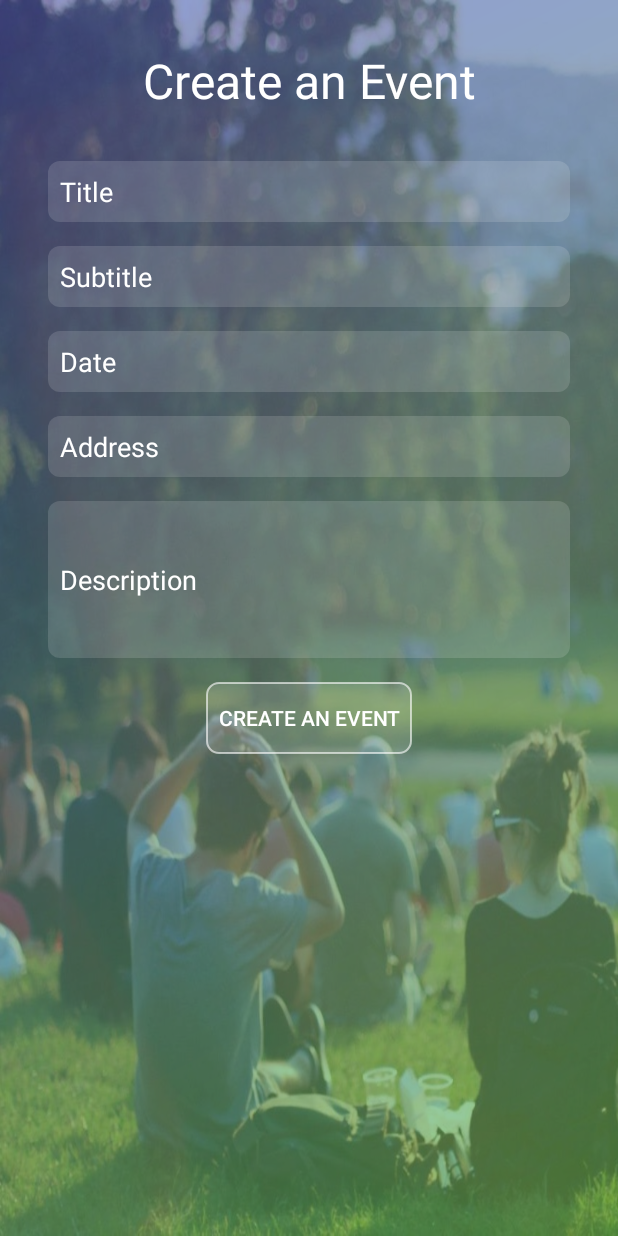
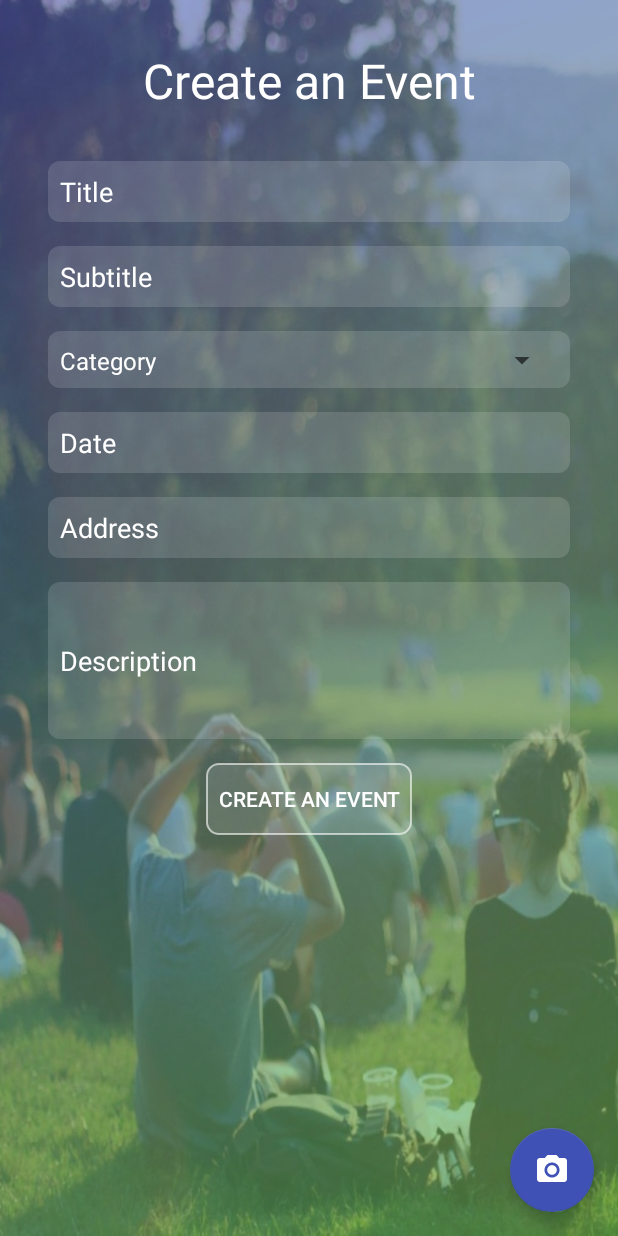
Before and after one commit to JohnAlanCalma/MeetUs.Mobile, an Android app: the CreateEventActivity screen opened directly, with no data from a screen before it, on a phone screen of 412 x 824 dp. Run offline under Robolectric (Android 15) with nearby library versions, the phone set to English and light mode, and no system bars.

Commit message:
iteration 7: category, event images layout

```diff
--- a/app/src/main/java/com/example/yun/meetup/activities/CreateEventActivity.java
+++ b/app/src/main/java/com/example/yun/meetup/activities/CreateEventActivity.java
@@ -9,8 +9,10 @@ import android.os.Bundle;
 import android.support.constraint.ConstraintLayout;
 import android.support.v7.app.AppCompatActivity;
 import android.view.View;
+import android.widget.ArrayAdapter;
 import android.widget.DatePicker;
 import android.widget.EditText;
+import android.widget.Spinner;
 import android.widget.TextView;
 import android.widget.TimePicker;
 import android.widget.Toast;
@@ -23,7 +25,10 @@ import com.example.yun.meetup.models.UserInfo;
 import com.example.yun.meetup.requests.CreateEventRequest;
 
 import java.text.SimpleDateFormat;
+import java.util.ArrayList;
+import java.util.Arrays;
 import java.util.Calendar;
+import java.util.List;
 import java.util.Locale;
 
 public class CreateEventActivity extends AppCompatActivity {
@@ -40,6 +45,7 @@ public class CreateEventActivity extends AppCompatActivity {
     private TextView textViewErrorCreateEventDate;
     private TextView textViewErrorCreateEventAddress;
     private TextView textViewErrorCreateEvent;
+    private Spinner spinnerCategory;
 
 
     Calendar calendar = Calendar.getInstance();
@@ -71,6 +77,16 @@ public class CreateEventActivity extends AppCompatActivity {
         editTextCreateEventDescription = (EditText) findViewById(R.id.editTextCreateEventDescription);
 
         textViewErrorCreateEvent = (TextView) findViewById(R.id.textViewErrorCreateEvent);
+
+        spinnerCategory = findViewById(R.id.spinner_category_create_event);
+
+//        String[] categoryArray = getResources().getStringArray(R.array.category_array);
+//        List<String> categoryList = Arrays.asList(categoryArray);
+//
+//        ArrayAdapter<String> adapter = new ArrayAdapter<>(this, R.layout.spinner_item, categoryList);
+//        spinnerCategory.setAdapter(adapter);
+
+
     }
 
     private void showDateTimePicker() {
--- a/app/src/main/res/layout/activity_create_event.xml
+++ b/app/src/main/res/layout/activity_create_event.xml
@@ -62,6 +62,34 @@
                 android:padding="8dp"
                 android:textColor="@android:color/white"
                 android:textColorHint="@android:color/white" />
+
+            <LinearLayout
+                android:layout_width="match_parent"
+                android:layout_height="wrap_content"
+                android:orientation="horizontal"
+                android:background="@drawable/background_edittext"
+                android:layout_marginTop="16dp"
+                >
+
+                <TextView
+                    android:layout_width="wrap_content"
+                    android:layout_height="wrap_content"
+                    android:text="Category"
+                    android:textSize="16sp"
+                    android:layout_margin="8dp"
+                    android:textColor="@android:color/white"
+                    />
+
+                <Spinner
+                    android:id="@+id/spinner_category_create_event"
+                    android:layout_width="match_parent"
+                    android:layout_height="match_parent"
+                    android:layout_margin="8dp"
+                    android:spinnerMode="dialog"
+                    android:popupTheme="@style/AlertDialog.AppCompat"
+                    android:entries="@array/category_array"/>
+
+            </LinearLayout>
 
             <EditText
                 android:id="@+id/editTextCreateEventDate"
@@ -148,6 +176,13 @@
 
     </ScrollView>
 
+    <android.support.design.widget.FloatingActionButton
+        android:layout_width="wrap_content"
+        android:layout_height="wrap_content"
+        android:layout_gravity="bottom|end"
+        android:layout_margin="16dp"
+        android:src="@drawable/ic_photo_camera_white_24dp"/>
+
     <android.support.constraint.ConstraintLayout
         android:id="@+id/constraintLayoutLoading"
         android:layout_width="match_parent"
--- a/app/src/main/res/values/strings.xml
+++ b/app/src/main/res/values/strings.xml
@@ -7,6 +7,26 @@
     <string name="list_all_events">List all events</string>
     <string name="logout">Logout</string>
     <string name="title_activity_profile">ProfileActivity</string>
+
+    <string name="action_settings">Settings</string>
+    <string name="title_activity_user_profile">UserProfileActivity</string>
+    <string name="title_activity_main2">Main2Activity</string>
+
+    <string name="navigation_drawer_open">Open navigation drawer</string>
+    <string name="navigation_drawer_close">Close navigation drawer</string>
+
+    <string-array name="category_array">
+        <item></item>
+        <item>sport</item>
+        <item>fun</item>
+        <item>food</item>
+        <item>study</item>
+        <item>work</item>
+        <item>art</item>
+        <item>tech</item>
+        <item>party</item>
+    </string-array>
+
     <string name="large_text">
         "Material is the metaphor.\n\n"
 
@@ -96,10 +116,4 @@
         "For example, position the FAB to one side of stream of a cards so the FAB won’t interfere "
         "when a user tries to pick up one of cards.\n\n"
     </string>
-    <string name="action_settings">Settings</string>
-    <string name="title_activity_user_profile">UserProfileActivity</string>
-    <string name="title_activity_main2">Main2Activity</string>
-
-    <string name="navigation_drawer_open">Open navigation drawer</string>
-    <string name="navigation_drawer_close">Close navigation drawer</string>
 </resources>
```
Also changed, not shown: app/src/main/res/layout/activity_admin_event_details.xml (+22 -0 lines), app/src/main/res/layout/activity_event_details.xml (+22 -0 lines), app/src/main/res/layout/spinner_item.xml (added, +11 -0 lines), app/src/main/res/values/styles.xml (+10 -0 lines), app/src/main/res/drawable-hdpi/ic_photo_camera_white_24dp.png (added), app/src/main/res/drawable-hdpi/ic_subject_indigo_800_24dp.png (added), app/src/main/res/drawable-mdpi/ic_photo_camera_white_24dp.png (added), app/src/main/res/drawable-mdpi/ic_subject_indigo_800_24dp.png (added), app/src/main/res/drawable-xhdpi/ic_photo_camera_white_24dp.png (added), app/src/main/res/drawable-xhdpi/ic_subject_indigo_800_24dp.png (added), app/src/main/res/drawable-xxhdpi/ic_photo_camera_white_24dp.png (added), app/src/main/res/drawable-xxhdpi/ic_subject_indigo_800_24dp.png (added), app/src/main/res/drawable-xxxhdpi/ic_photo_camera_white_24dp.png (added), app/src/main/res/drawable-xxxhdpi/ic_subject_indigo_800_24dp.png (added).
